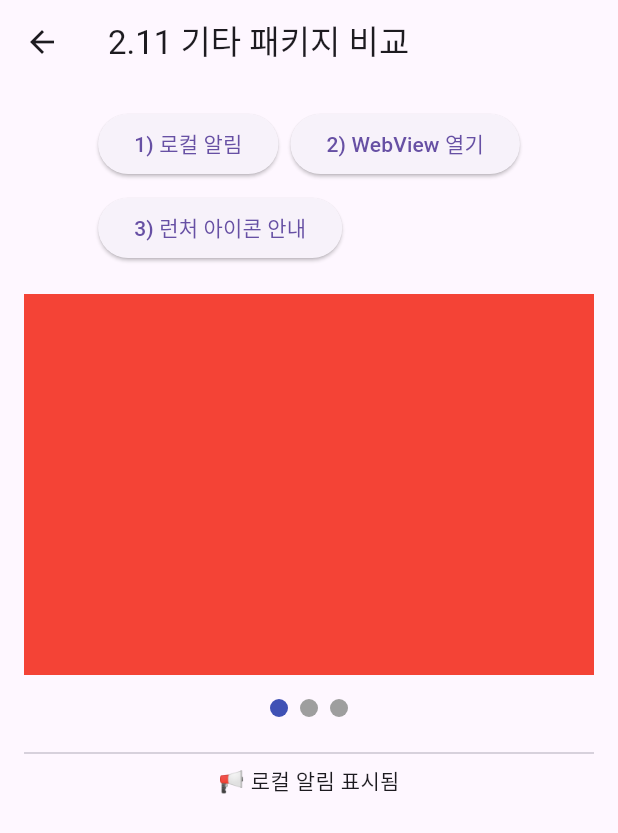
After one commit to okkosk10/flutter_test, a Flutter app: the MiscComparePage screen opened by its route, after a tap on "1) 로컬 알림", on a phone screen of 412 x 824 dp. The commit adds this screen. Shown: the top 833 px of the screen. Run offline on Flutter 3.47's test engine with Material 3 defaults, Android fonts, the phone set to English and light mode, and no system bars; drawn by our look-alikes of smooth_page_indicator; our stand-ins replace auto_size_text, cached_network_image, connectivity_plus, convert, decimal, device_info_plus and 21 more; missing offline and left inert: advertising_id, bip32, bip39, games_services, restart_app, web3dart; accounts and stored records are empty.

Commit message:
테스트 마무리

```diff
--- a/lib/main.dart
+++ b/lib/main.dart
@@ -80,15 +80,23 @@ class HomePage extends StatelessWidget {
           ),
           ElevatedButton(
             onPressed: () => Get.toNamed('/auth'),
-            child: const Text("auth 패키지 비교"),
+            child: const Text("Auth 패키지 비교"),
           ),
           ElevatedButton(
             onPressed: () => Get.toNamed('/crypto'),
-            child: const Text("crypto 패키지 비교"),
+            child: const Text("Crypto 패키지 비교"),
           ),
           ElevatedButton(
             onPressed: () => Get.toNamed('/platform'),
-            child: const Text("platform 패키지 비교"),
+            child: const Text("Platform 패키지 비교"),
+          ),
+          ElevatedButton(
+            onPressed: () => Get.toNamed('/utility'),
+            child: const Text("Util 패키지 비교"),
+          ),
+          ElevatedButton(
+            onPressed: () => Get.toNamed('/misc'),
+            child: const Text("Misc 패키지 비교"),
           ),
         ],
       ),
--- /dev/null
+++ b/lib/pages/misc_compare_page.dart
@@ -0,0 +1,174 @@
+import 'package:flutter/material.dart';
+import 'package:flutter_local_notifications/flutter_local_notifications.dart';
+import 'package:webview_flutter/webview_flutter.dart';
+import 'package:smooth_page_indicator/smooth_page_indicator.dart';
+
+class MiscComparePage extends StatefulWidget {
+  const MiscComparePage({super.key});
+
+  @override
+  State<MiscComparePage> createState() => _MiscComparePageState();
+}
+
+class _MiscComparePageState extends State<MiscComparePage> {
+  String _status = "대기 중...";
+  late FlutterLocalNotificationsPlugin _notifications;
+  final PageController _pageController = PageController();
+
+  @override
+  void initState() {
+    super.initState();
+
+    // flutter_local_notifications 초기화
+    _notifications = FlutterLocalNotificationsPlugin();
+    const androidSettings = AndroidInitializationSettings('@mipmap/ic_launcher');
+    const initSettings = InitializationSettings(android: androidSettings);
+    _notifications.initialize(initSettings);
+  }
+
+  /// 2.11.1 flutter_local_notifications
+  Future<void> _showNotification() async {
+    const androidDetails = AndroidNotificationDetails(
+      'test_channel',
+      '테스트 채널',
+      importance: Importance.max,
+      priority: Priority.high,
+    );
+    const details = NotificationDetails(android: androidDetails);
+
+    await _notifications.show(
+      0,
+      '테스트 알림',
+      '로컬 알림이 도착했습니다!',
+      details,
+    );
+
+    setState(() {
+      _status = "📢 로컬 알림 표시됨";
+    });
+  }
+
+  /// 2.11.2 webview_flutter
+  void _openWebView() {
+    Navigator.push(
+      context,
+      MaterialPageRoute(
+        builder: (_) => const WebViewExample(),
+      ),
+    );
+  }
+
+  /// 2.11.3 flutter_launcher_icons
+  void _showLauncherIconInfo() {
+    setState(() {
+      _status = "🚀 flutter_launcher_icons는 코드 실행이 아니라 "
+          "pubspec.yaml 설정 후\n"
+          "`flutter pub run flutter_launcher_icons` 명령으로 적용됩니다.";
+    });
+  }
+
+  /// 2.11.4 smooth_page_indicator
+  Widget _buildPageIndicatorDemo() {
+    return Column(
+      children: [
+        Expanded(
+          child: PageView(
+            controller: _pageController,
+            children: const [
+              ColoredBox(color: Colors.red),
+              ColoredBox(color: Colors.green),
+              ColoredBox(color: Colors.blue),
+            ],
+          ),
+        ),
+        const SizedBox(height: 16),
+        SmoothPageIndicator(
+          controller: _pageController,
+          count: 3,
+          effect: const WormEffect(dotHeight: 12, dotWidth: 12),
+        ),
+        const SizedBox(height: 16),
+      ],
+    );
+  }
+
+  @override
+  Widget build(BuildContext context) {
+    return Scaffold(
+      appBar: AppBar(title: const Text("2.11 기타 패키지 비교")),
+      body: Padding(
+        padding: const EdgeInsets.all(16),
+        child: Column(
+          children: [
+            Wrap(
+              spacing: 8,
+              runSpacing: 8,
+              children: [
+                ElevatedButton(
+                  onPressed: _showNotification,
+                  child: const Text("1) 로컬 알림"),
+                ),
+                ElevatedButton(
+                  onPressed: _openWebView,
+                  child: const Text("2) WebView 열기"),
+                ),
+                ElevatedButton(
+                  onPressed: _showLauncherIconInfo,
+                  child: const Text("3) 런처 아이콘 안내"),
+                ),
+              ],
+            ),
+            const SizedBox(height: 20),
+            Expanded(
+              child: Column(
+                children: [
+                  Expanded(child: _buildPageIndicatorDemo()),
+                  const Divider(),
+                  Expanded(
+                    child: SingleChildScrollView(
+                      child: Text(
+                        _status,
+                        style: const TextStyle(fontSize: 14),
+                      ),
+                    ),
+                  ),
+                ],
+              ),
+            ),
+          ],
+        ),
+      ),
+    );
+  }
+}
+
+/// ✅ WebView 예시 페이지 (webview_flutter ^4.x)
+class WebViewExample extends StatefulWidget {
+  const WebViewExample({super.key});
+
+  @override
+  State<WebViewExample> createState() => _WebViewExampleState();
+}
+
+class _WebViewExampleState extends State<WebViewExample> {
+  late final WebViewController _controller;
+
+  @override
+  void initState() {
+    super.initState();
+    final PlatformWebViewControllerCreationParams params =
+    const PlatformWebViewControllerCreationParams();
+
+    _controller = WebViewController.fromPlatformCreationParams(params)
+      ..setJavaScriptMode(JavaScriptMode.unrestricted)
+      ..loadRequest(Uri.parse("https://flutter.dev"));
+  }
+
+  @override
+  Widget build(BuildContext context) {
+    return Scaffold(
+      appBar: AppBar(title: const Text("WebView 예시")),
+      body: WebViewWidget(controller: _controller),
+    );
+  }
+}
--- a/lib/router/app_router.dart
+++ b/lib/router/app_router.dart
@@ -8,6 +8,8 @@ import '../pages/firebase_compare_page.dart';
 import '../pages/auth_compare_page.dart';
 import '../pages/crypto_compare_page.dart';
 import '../pages/platform_compare_page.dart';
+import '../pages/utility_compare_page.dart';
+import '../pages/misc_compare_page.dart';
 
 class AppRouter {
   static final routes = [
@@ -20,5 +22,7 @@ class AppRouter {
     GetPage(name: '/auth', page: () => const AuthComparePage()),
     GetPage(name: '/crypto', page: () => const CryptoComparePage()),
     GetPage(name: '/platform', page: () => const PlatformComparePage()),
+    GetPage(name: '/utility', page: () => const UtilityComparePage()),
+    GetPage(name: '/misc', page: () => const MiscComparePage()),
   ];
 }
```
Also changed, not shown: lib/pages/platform_compare_page.dart (+12 -1 lines), lib/pages/utility_compare_page.dart (added, +127 -0 lines).
